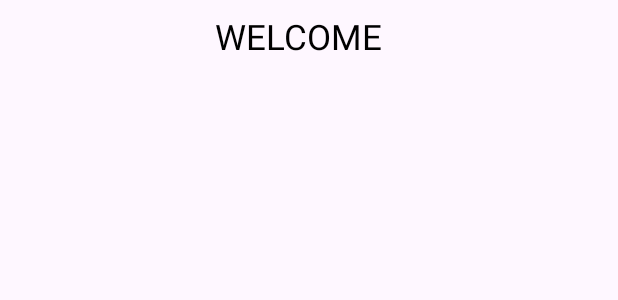
After one commit to sahetu/AndroidBatch2, an Android app: the layout activity_dashboard.xml on its own in the app's theme, with its tools: preview values and no code run, on a phone screen of 412 x 824 dp. The commit adds this screen. Shown: the top 300 px of the screen. Run offline under Robolectric (Android 15) with nearby library versions, the phone set to English and light mode, and no system bars; Roboto replaces fonts that are not available here.

Commit message:
Dashboard Activity Changes

```diff
--- /dev/null
+++ b/app/src/main/res/layout/activity_dashboard.xml
@@ -0,0 +1,26 @@
+<?xml version="1.0" encoding="utf-8"?>
+<LinearLayout xmlns:android="http://schemas.android.com/apk/res/android"
+    xmlns:app="http://schemas.android.com/apk/res-auto"
+    xmlns:tools="http://schemas.android.com/tools"
+    android:layout_width="match_parent"
+    android:layout_height="match_parent"
+    android:orientation="vertical"
+    tools:context=".DashboardActivity">
+
+    <LinearLayout
+        android:layout_gravity="center"
+        android:gravity="center"
+        android:layout_width="wrap_content"
+        android:layout_height="wrap_content">
+
+        <TextView
+            android:text="Welcome"
+            style="@style/text_18"/>
+
+        <TextView
+            android:id="@+id/dashboard_username"
+            style="@style/text_bi_20"/>
+
+    </LinearLayout>
+
+</LinearLayout>
--- a/app/src/main/res/layout/activity_main.xml
+++ b/app/src/main/res/layout/activity_main.xml
@@ -46,6 +46,7 @@
                 android:hint="@string/username" />
 
             <EditText
+                android:maxLength="12"
                 android:inputType="textPassword"
                 style="@style/edit_15"
                 android:id="@+id/main_password"
--- a/app/src/main/res/values/themes.xml
+++ b/app/src/main/res/values/themes.xml
@@ -15,6 +15,15 @@
         <item name="android:textColor">@color/black</item>
         <item name="android:textSize">@dimen/_20sdp</item>
         <item name="android:textStyle">bold|italic</item>
+        <item name="android:padding">@dimen/_5sdp</item>
+    </style>
+
+    <style name="text_18" parent="Widget.AppCompat.TextView">
+        <item name="android:layout_width">wrap_content</item>
+        <item name="android:layout_height">wrap_content</item>
+        <item name="android:textAllCaps">true</item>
+        <item name="android:textColor">@color/black</item>
+        <item name="android:textSize">@dimen/_18sdp</item>
         <item name="android:padding">@dimen/_5sdp</item>
     </style>
 
```
Also changed, not shown: app/src/main/AndroidManifest.xml (+11 -0 lines), app/src/main/java/android/batch2/CommonMethod.java (added, +25 -0 lines), app/src/main/java/android/batch2/DashboardActivity.java (added, +29 -0 lines), app/src/main/java/android/batch2/MainActivity.java (+33 -6 lines).
